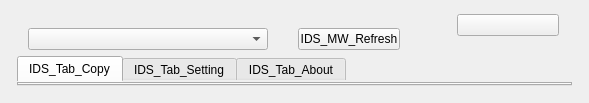
First picture: the form in mainwidget.ui, repository lzk/richovop, before the edit.
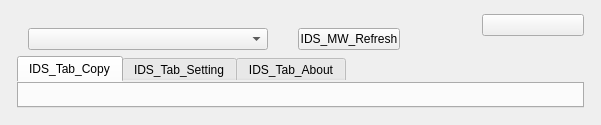
Second picture: the form after the edit. Icons and pictures are not drawn.

What changed in the file:
```diff
--- a/mainwidget.ui
+++ b/mainwidget.ui
@@ -2,6 +2,14 @@
 <ui version="4.0">
  <class>MainWidget</class>
  <widget class="QWidget" name="MainWidget">
+  <property name="geometry">
+   <rect>
+    <x>0</x>
+    <y>0</y>
+    <width>601</width>
+    <height>125</height>
+   </rect>
+  </property>
   <property name="styleSheet">
    <string notr="true">
 #widget_main
@@ -145,13 +153,6 @@
           </property>
          </widget>
         </item>
-        <item>
-         <widget class="QLabel" name="label">
-          <property name="pixmap">
-           <pixmap resource="vop.qrc">:/logo.gif</pixmap>
-          </property>
-         </widget>
-        </item>
        </layout>
       </widget>
      </item>
```
